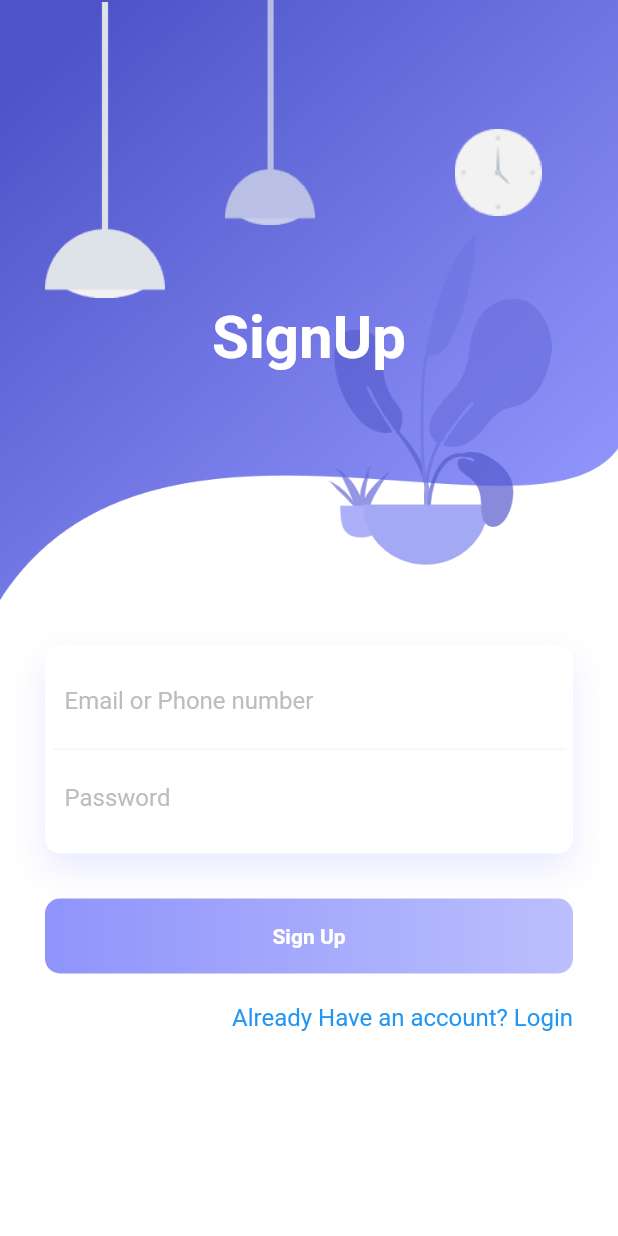
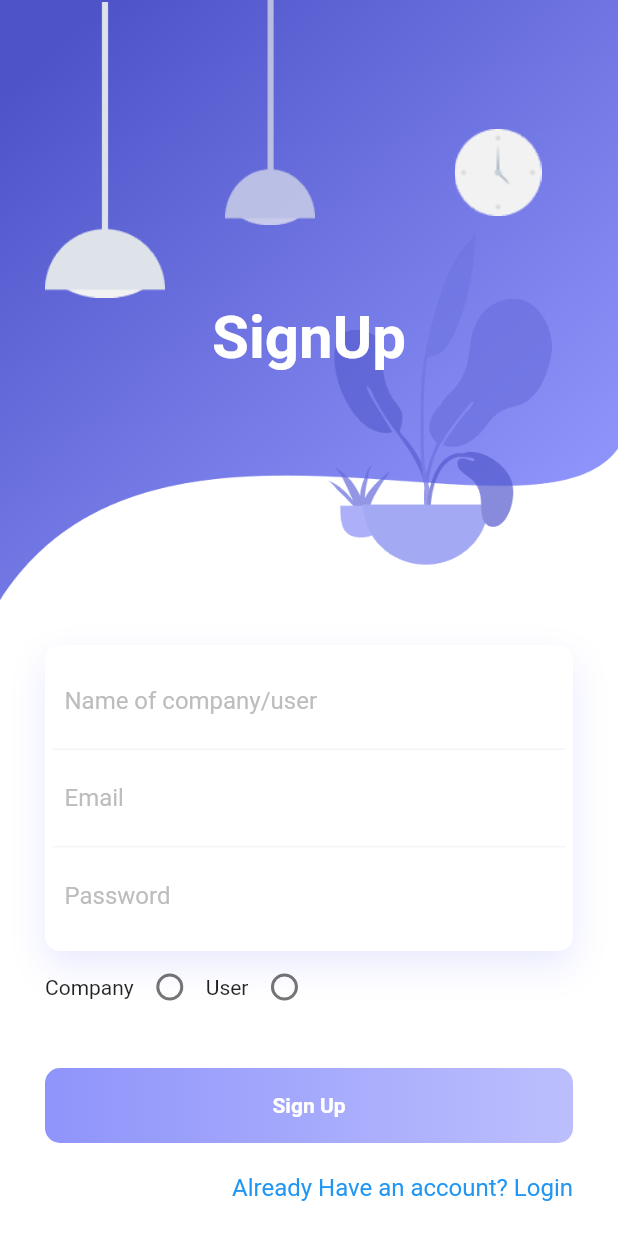
Before and after one commit to pal-16/Form-Data-Extractor-App, a Flutter app: the screen it shows after launch, after a tap on "Don't have an account? Register", on a phone screen of 412 x 824 dp. Run offline on Flutter 3.47's test engine with Material 2 defaults, Android fonts, the light colour scheme and no system bars; our stand-ins replace dio, flutter_screenutil, image_picker, simple_animations; Roboto replaces fonts that are missing (Aleo).

Commit message:
added user type

```diff
--- a/lib/screens/login.dart
+++ b/lib/screens/login.dart
@@ -4,7 +4,8 @@ import '../Animation/FadeAnimation.dart';
 import 'package:flutter_screenutil/flutter_screenutil.dart';
 import '../screens/home.dart';
 import 'upload.dart';
-
+import 'package:http/http.dart' as http;
+import 'dart:convert';
 
 /*void load(bool logged) async {
   SharedPreferences prefs = await SharedPreferences.getInstance();
@@ -19,17 +20,21 @@ class Login extends StatefulWidget {
 }
 
 class _LoginState extends State<Login> {
-  String username, password;
-  final TextEditingController _usernameController = new TextEditingController();
+  String email, name, password, type;
+  int b = 0;
+  final TextEditingController _nameController = new TextEditingController();
   final TextEditingController _passwordController = new TextEditingController();
+  final TextEditingController _emailController = new TextEditingController();
 
   void _saveForm() async {
     print("done");
-    username = _usernameController.text;
+    email = _emailController.text;
+    name = _nameController.text;
+
     password = _passwordController.text;
 
-    if (!username.contains("@")) {
-      _usernameController.text = "";
+    if (!email.contains("@")) {
+      _emailController.text = "";
       _passwordController.text = "";
       print("email incorrect");
       showDialog(
@@ -53,7 +58,7 @@ class _LoginState extends State<Login> {
         ),
       );
     } else if (password.length < 8) {
-      _usernameController.text = "";
+      _emailController.text = "";
       _passwordController.text = "";
       print("password should be minimum 8 chars");
       showDialog(
@@ -77,31 +82,32 @@ class _LoginState extends State<Login> {
         ),
       );
     } else {
-      if (_usernameController.text == 'admin@gmail.com' &&
-          _passwordController.text == '12345678') {
+      setState(() {
+        if (b == 2) {
+          type = 'company';
+        } else {
+          type = 'user';
+        }
+      });
+
+      final String url = "http://9f5713f0.nrok.io/login";
+      final response = await http.post(
+        url,
+        headers: {
+          "Accept": "application/json",
+          "Content-Type": "application/json",
+        },
+        body: json.encode({
+          'name': _nameController.text,
+          'email': _emailController.text,
+          'password': _passwordController.text,
+          'type': type,
+        }),
+      );
+      print("hi");
+      print(response.body);
+
       Navigator.of(context).pushReplacementNamed(Home.routeName);
-      } else {
-        showDialog(
-          context: context,
-          builder: (ctx) => AlertDialog(
-            title: Text(
-              "Incorrect",
-              style: TextStyle(fontFamily: 'Aleo', fontWeight: FontWeight.bold),
-            ),
-            content: Text("Incorrect Credentials"),
-            actions: <Widget>[
-              FlatButton(
-                child: Text("Okay",
-                    style: TextStyle(
-                        fontFamily: 'Aleo', fontWeight: FontWeight.bold)),
-                onPressed: () {
-                  Navigator.of(context).pop();
-                },
-              )
-            ],
-          ),
-        );
-      }
     }
   }
 
@@ -206,10 +212,10 @@ class _LoginState extends State<Login> {
                                           bottom: BorderSide(
                                               color: Colors.grey[100]))),
                                   child: TextField(
-                                    controller: _usernameController,
+                                    controller: _emailController,
                                     decoration: InputDecoration(
                                         border: InputBorder.none,
-                                        hintText: "Email or Phone number",
+                                        hintText: "Email",
                                         hintStyle:
                                             TextStyle(color: Colors.grey[400])),
                                   ),
@@ -229,6 +235,38 @@ class _LoginState extends State<Login> {
                               ],
                             ),
                           )),
+                      Container(
+                        child: Column(
+                          children: <Widget>[
+                            Row(
+                              children: <Widget>[
+                                Text('Company'),
+                                Radio(
+                                  activeColor: Color(0xff8f94fb),
+                                  value: 2,
+                                  groupValue: b,
+                                  onChanged: (v) {
+                                    setState(() {
+                                      b = v;
+                                    });
+                                  },
+                                ),
+                                Text('User'),
+                                Radio(
+                                  activeColor: Color(0xff8f94fb),
+                                  value: 3,
+                                  groupValue: b,
+                                  onChanged: (v) {
+                                    setState(() {
+                                      b = v;
+                                    });
+                                  },
+                                ),
+                              ],
+                            ),
+                          ],
+                        ),
+                      ),
                       SizedBox(
                         height: 30,
                       ),
@@ -266,8 +304,7 @@ class _LoginState extends State<Login> {
                               style: TextStyle(
                                   color: Colors.blue,
                                   fontFamily: "Aleo",
-                                      fontSize:
-                                          (16)),
+                                  fontSize: (16)),
                             ),
                             onTap: () => Navigator.of(context)
                                 .pushNamed(Signup.routeName),
--- a/lib/screens/signup.dart
+++ b/lib/screens/signup.dart
@@ -3,6 +3,9 @@ import '../screens/home.dart';
 import '../screens/login.dart';
 import '../Animation/FadeAnimation.dart';
 import 'package:flutter/material.dart';
+import 'package:http/http.dart' as http;
+import 'dart:convert';
+
 
 class Signup extends StatefulWidget {
   static const routeName = '/signup';
@@ -12,17 +15,21 @@ class Signup extends StatefulWidget {
 }
 
 class _Signup extends State<Signup> {
-  String username, password;
-  final TextEditingController _usernameController = new TextEditingController();
+ String email,name, password, type;
+  int b = 0;
+  final TextEditingController _nameController = new TextEditingController();
   final TextEditingController _passwordController = new TextEditingController();
+  final TextEditingController _emailController = new TextEditingController();
 
    void _saveForm() async {
     print("done");
-    username = _usernameController.text;
+    email = _emailController.text;
+    name = _nameController.text;
+
     password = _passwordController.text;
 
-    if (!username.contains("@")) {
-      _usernameController.text = "";
+    if (!email.contains("@")) {
+      _emailController.text = "";
       _passwordController.text = "";
       print("email incorrect");
       showDialog(
@@ -46,7 +53,7 @@ class _Signup extends State<Signup> {
         ),
       );
     } else if (password.length < 8) {
-      _usernameController.text = "";
+      _passwordController.text = "";
       _passwordController.text = "";
       print("password should be minimum 8 chars");
       showDialog(
@@ -70,34 +77,34 @@ class _Signup extends State<Signup> {
         ),
       );
     } else {
-      if (_usernameController.text == 'admin' &&
-          _passwordController.text == '123') {
+      setState(() {
+        if (b == 2) {
+          type = 'company';
+        } else {
+          type = 'user';
+        }
+      });
+
+      final String url = "http://9f5713f0.nrok.io/register";
+      final response = await http.post(
+        url,
+        headers: {
+          "Accept": "application/json",
+          "Content-Type": "application/json",
+        },
+        body: json.encode({
+          'name':_nameController.text,
+          'email': _emailController.text,
+          'password': _passwordController.text,
+          'type':type,
+        }),
+      );
+      print("hi");
+      print(response.body);
+
       Navigator.of(context).pushReplacementNamed(Home.routeName);
-      } else {
-        showDialog(
-          context: context,
-          builder: (ctx) => AlertDialog(
-            title: Text(
-              "Incorrect",
-              style: TextStyle(fontFamily: 'Aleo', fontWeight: FontWeight.bold),
-            ),
-            content: Text("Incorrect Credentials"),
-            actions: <Widget>[
-              FlatButton(
-                child: Text("Okay",
-                    style: TextStyle(
-                        fontFamily: 'Aleo', fontWeight: FontWeight.bold)),
-                onPressed: () {
-                  Navigator.of(context).pop();
-                },
-              )
-            ],
-          ),
-        );
     }
   }
-  }
-
   @override
   Widget build(BuildContext context) {
     return Scaffold(
@@ -150,8 +157,8 @@ class _Signup extends State<Signup> {
                           Container(
                             decoration: BoxDecoration(
                                 image: DecorationImage(
-                                      image: AssetImage(
-                                          'assets/images/clock.png'))),
+                                    image:
+                                        AssetImage('assets/images/clock.png'))),
                           )),
                     ),
                     Positioned(
@@ -199,10 +206,26 @@ class _Signup extends State<Signup> {
                                         bottom: BorderSide(
                                             color: Colors.grey[100]))),
                                 child: TextField(
-                                    controller: _usernameController,
+                                  controller: _nameController,
                                   decoration: InputDecoration(
                                       border: InputBorder.none,
-                                        hintText: "Email or Phone number",
+                                      hintText: "Name of company/user",
+                                      hintStyle:
+                                          TextStyle(color: Colors.grey[400])),
+                                ),
+                              ),
+
+                              Container(
+                                padding: EdgeInsets.all(8.0),
+                                decoration: BoxDecoration(
+                                    border: Border(
+                                        bottom: BorderSide(
+                                            color: Colors.grey[100]))),
+                                child: TextField(
+                                  controller: _emailController,
+                                  decoration: InputDecoration(
+                                      border: InputBorder.none,
+                                      hintText: "Email ",
                                       hintStyle:
                                           TextStyle(color: Colors.grey[400])),
                                 ),
@@ -222,6 +245,40 @@ class _Signup extends State<Signup> {
                             ],
                           ),
                         )),
+                             Container(
+                              child: Column(
+                                children: <Widget>[
+                                  Row(
+                                    children: <Widget>[
+                                      Text('Company'),
+                                      Radio(
+                                           activeColor: Color(0xff8f94fb),
+
+                                        value: 2,
+                                        groupValue: b,
+                                        onChanged: (v) {
+                                          setState(() {
+                                            b = v;
+                                          });
+                                        },
+                                      ),
+                                      Text('User'),
+                                       Radio(
+                                         activeColor: Color(0xff8f94fb),
+                                        value: 3,
+                                        groupValue: b,
+                                        onChanged: (v) {
+                                          setState(() {
+                                            b = v;
+                                          });
+                                        },
+                                      ),
+                                    ],
+                                  ),
+                                ],
+                              ),
+                            ),
+
                     SizedBox(
                       height: 30,
                     ),
@@ -248,7 +305,7 @@ class _Signup extends State<Signup> {
                           )),
                     ),
                     SizedBox(
-                        height:20,
+                      height: 20,
                     ),
                     Row(
                       mainAxisAlignment: MainAxisAlignment.end,
@@ -259,11 +316,10 @@ class _Signup extends State<Signup> {
                             style: TextStyle(
                                 color: Colors.blue,
                                 fontFamily: "Aleo",
-                                      fontSize:
-                                        (16)),
+                                fontSize: (16)),
                           ),
-                                onTap: () => Navigator.of(context)
-                                    .pushNamed(Login.routeName),
+                          onTap: () =>
+                              Navigator.of(context).pushNamed(Login.routeName),
                         )
                       ],
                     ),
```
Lines whose indentation alone changed are shown as unchanged.
